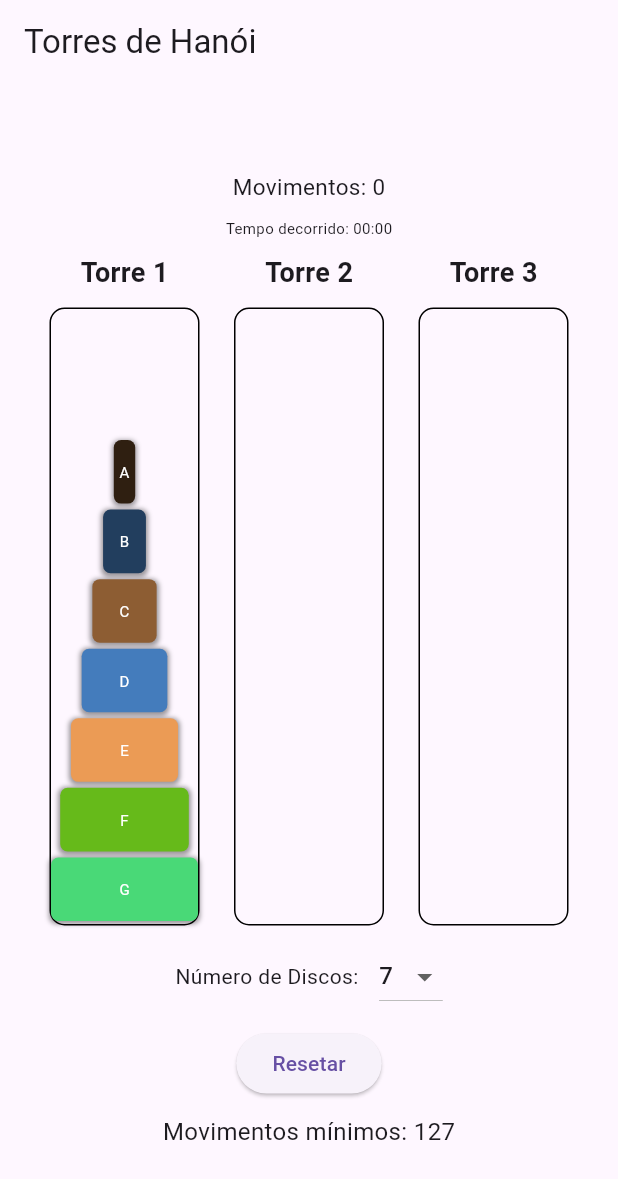
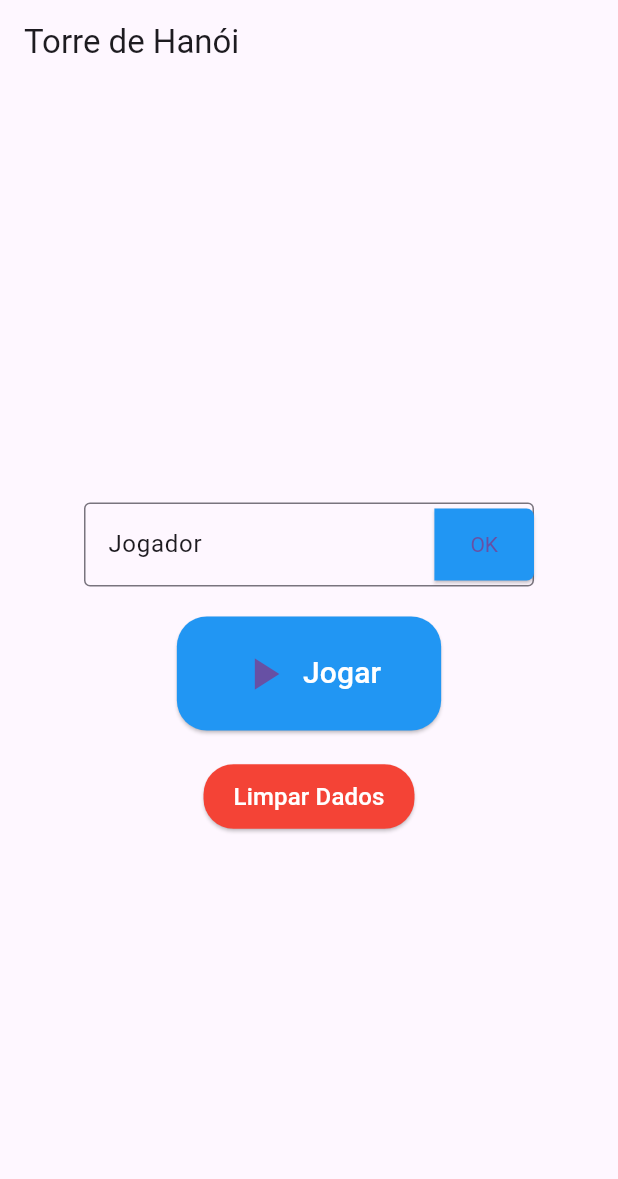
Before and after one commit to wiliantv/torre_hanoi_jogo, a Flutter app: the screen it shows after launch, on a phone screen of 412 x 824 dp. Shown: the top 1179 px of the screen. Run offline on Flutter 3.47's test engine with Material 3 defaults, Android fonts, the phone set to English and light mode, and no system bars; our stand-ins replace go_router.

Commit message:
Adição do esboço da tela de play

```diff
--- /dev/null
+++ b/lib/app/play_game.dart
@@ -0,0 +1,131 @@
+import 'package:flutter/material.dart';
+import 'package:go_router/go_router.dart';
+
+class PlayGame extends StatefulWidget {
+  const PlayGame({Key? key}) : super(key: key);
+
+  @override
+  _PlayGameState createState() => _PlayGameState();
+}
+
+class _PlayGameState extends State<PlayGame> {
+  late TextEditingController _nameController;
+
+  @override
+  void initState() {
+    super.initState();
+    _nameController = TextEditingController();
+    _nameController.text = "Jogador";
+  }
+
+  @override
+  Widget build(BuildContext context) {
+    return Scaffold(
+      appBar: AppBar(
+        title: Text('Torre de Hanói'),
+      ),
+      body: Center(
+        child: Container(
+          height: 400,
+          width: 300,
+          child: Column(
+            mainAxisAlignment: MainAxisAlignment.center,
+            children: [
+              SizedBox(height: 10),
+              Row(
+                mainAxisAlignment: MainAxisAlignment.center,
+                children: [
+                  Expanded(
+                    child: TextField(
+                      controller: _nameController,
+                      decoration: InputDecoration(
+                        hintText: "Jogador",
+                        border: OutlineInputBorder(),
+                        suffixIcon: ElevatedButton(
+                          onPressed: () {
+                            _updatePlayerName();
+                          },
+                          style: ElevatedButton.styleFrom(
+                            backgroundColor: Colors.blue,
+                            textStyle: TextStyle(color: Colors.white), // Cor do texto do botão
+                            shape: RoundedRectangleBorder(
+                              borderRadius: BorderRadius.only(
+                                topRight: Radius.circular(5),
+                                bottomRight: Radius.circular(5),
+                              ),
+                            ),
+                          ),
+                          child: Text('OK'),
+                        ),
+                      ),
+                    ),
+                  ),
+                ],
+              ),
+              SizedBox(height: 20),
+              ElevatedButton.icon(
+                onPressed: () {
+                  context.goNamed('game');
+                },
+                style: ElevatedButton.styleFrom(
+                  backgroundColor: Colors.blue,
+                  padding: EdgeInsets.symmetric(horizontal: 40, vertical: 20),
+                  shape: RoundedRectangleBorder(
+                    borderRadius: BorderRadius.circular(20),
+                  ),
+                ),
+                icon: Icon(Icons.play_arrow, size: 36),
+                label: Text(
+                  'Jogar',
+                  style: TextStyle(fontSize: 20, color: Colors.white), // Cor do texto do botão
+                ),
+              ),
+              SizedBox(height: 20),
+              ElevatedButton(
+                onPressed: () {
+                  _clearData();
+                },
+                style: ElevatedButton.styleFrom(
+                  backgroundColor: Colors.red,
+                  padding: EdgeInsets.symmetric(horizontal: 20, vertical: 10),
+                  shape: RoundedRectangleBorder(
+                    borderRadius: BorderRadius.circular(20),
+                  ),
+                ),
+                child: Text('Limpar Dados', style: TextStyle(fontSize: 16, color: Colors.white)), // Cor do texto do botão
+              ),
+            ],
+          ),
+        )
+      ),
+    );
+  }
+
+  void _updatePlayerName() {
+    setState(() {});
+    ScaffoldMessenger.of(context).showSnackBar(
+      SnackBar(
+        content: Text('Nome atualizado para ${_nameController.text}'),
+        duration: Duration(seconds: 2),
+      ),
+    );
+  }
+
+  void _clearData() {
+    setState(() {
+      _nameController.clear();
+    });
+    ScaffoldMessenger.of(context).showSnackBar(
+      SnackBar(
+        content: Text('Dados limpos'),
+        duration: Duration(seconds: 2),
+      ),
+    );
+  }
+
+  @override
+  void dispose() {
+    _nameController.dispose();
+    super.dispose();
+  }
+}
--- a/lib/app/widgets/TowerWidget.dart
+++ b/lib/app/widgets/TowerWidget.dart
@@ -17,7 +17,8 @@ class TowerWidget extends StatelessWidget {
 
   @override
   Widget build(BuildContext context) {
-    final borderColor = isSelected ? Colors.blue : Colors.black;
+    final borderColor = isSelected ? Colors.lightBlue : Colors.black;
+    final backgoud = isSelected ? Colors.grey[300] : null;
 
     return GestureDetector(
       onTap: () => onTap.call(torre),
@@ -25,16 +26,19 @@ class TowerWidget extends StatelessWidget {
         children: [
           Text(
             'Torre ${torre.index}',
-            style: TextStyle(fontSize: 18, fontWeight: FontWeight.bold),
+            style: TextStyle(
+                fontSize: 18, fontWeight: FontWeight.bold, color: borderColor),
           ),
           SizedBox(height: 10),
           Container(
             height: MediaQuery.of(context).size.height * 0.5,
             width: 100,
             decoration: BoxDecoration(
-              border: Border.all(color: borderColor),
-              borderRadius: BorderRadius.circular(10),
-            ),
+                border: Border.all(
+                    color: borderColor,
+                    strokeAlign: BorderSide.strokeAlignOutside),
+                borderRadius: BorderRadius.circular(5),
+                color: backgoud),
             child: Column(
                 mainAxisAlignment: MainAxisAlignment.end,
                 children: torre.disks
@@ -43,7 +47,9 @@ class TowerWidget extends StatelessWidget {
                         towerWidth: 100,
                         numberOfDisks: numberOfDisks,
                         towerHeight: MediaQuery.of(context).size.height * 0.4))
-                  .toList().reversed.toList()
+                    .toList()
+                    .reversed
+                    .toList()
                 // .reversed
                 // .toList(),
                 ),
--- a/lib/main.dart
+++ b/lib/main.dart
@@ -3,7 +3,9 @@ import 'dart:math';
 
 import 'package:flutter/material.dart';
 import 'package:flutter/services.dart';
+import 'package:go_router/go_router.dart';
 import 'package:torre_hanoi/app/HanoiTower.dart';
+import 'package:torre_hanoi/app/play_game.dart';
 
 void main() {
   runApp(MyApp());
@@ -12,12 +14,26 @@ void main() {
 class MyApp extends StatelessWidget {
   @override
   Widget build(BuildContext context) {
-    return MaterialApp(
+    return MaterialApp.router(
       title: 'Hanoi Towers',
       theme: ThemeData(
         primarySwatch: Colors.blue,
       ),
-      home: HanoiTower20(),
+      routerConfig: GoRouter(routes: [
+        GoRoute(
+          name: "home",
+          path: '/',
+          builder: (context, state) => PlayGame(),
+          routes: [
+            GoRoute(
+              name: "game",
+              path: 'game',
+              builder: (context, state) => HanoiTower(),
+
+            )
+          ]
+        )
+      ]),
     );
   }
 }
--- a/pubspec.yaml
+++ b/pubspec.yaml
@@ -36,6 +36,7 @@ dependencies:
   # Use with the CupertinoIcons class for iOS style icons.
   cupertino_icons: ^1.0.6
   flutter_bloc: ^8.1.5
+  go_router: ^13.2.2
 
 dev_dependencies:
   flutter_test:
```
Also changed, not shown: lib/app/HanoiTower.dart (+8 -2 lines), pubspec.lock. Lines whose indentation alone changed are shown as unchanged.
